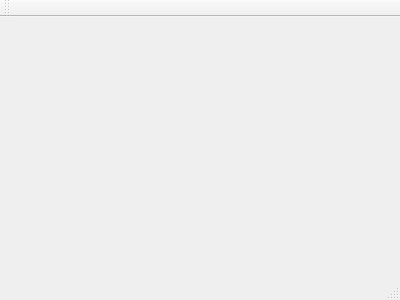
Before: the Qt Designer form qnc/src/mainwindow.ui in vurdalakov/abandoned, drawn with Qt 5.
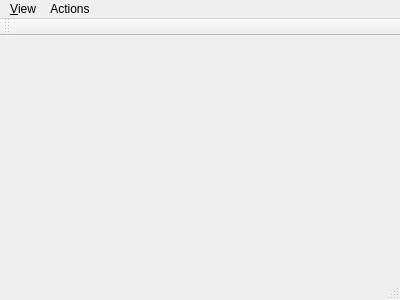
After: the same form once the commit is applied.

```diff
--- a/qnc/src/mainwindow.ui
+++ b/qnc/src/mainwindow.ui
@@ -20,9 +20,24 @@
      <x>0</x>
      <y>0</y>
      <width>400</width>
-     <height>18</height>
+     <height>22</height>
     </rect>
    </property>
+   <widget class="QMenu" name="menu_View">
+    <property name="title">
+     <string>&amp;View</string>
+    </property>
+    <addaction name="actionToggle_Directory_Panes"/>
+   </widget>
+   <widget class="QMenu" name="menuActions">
+    <property name="title">
+     <string>Actions</string>
+    </property>
+    <addaction name="actionCreate_Directory"/>
+    <addaction name="actionDelete"/>
+   </widget>
+   <addaction name="menu_View"/>
+   <addaction name="menuActions"/>
   </widget>
   <widget class="QToolBar" name="mainToolBar">
    <attribute name="toolBarArea">
```
Left out of the diff: 27 changed lines with no effect on the pictures.
